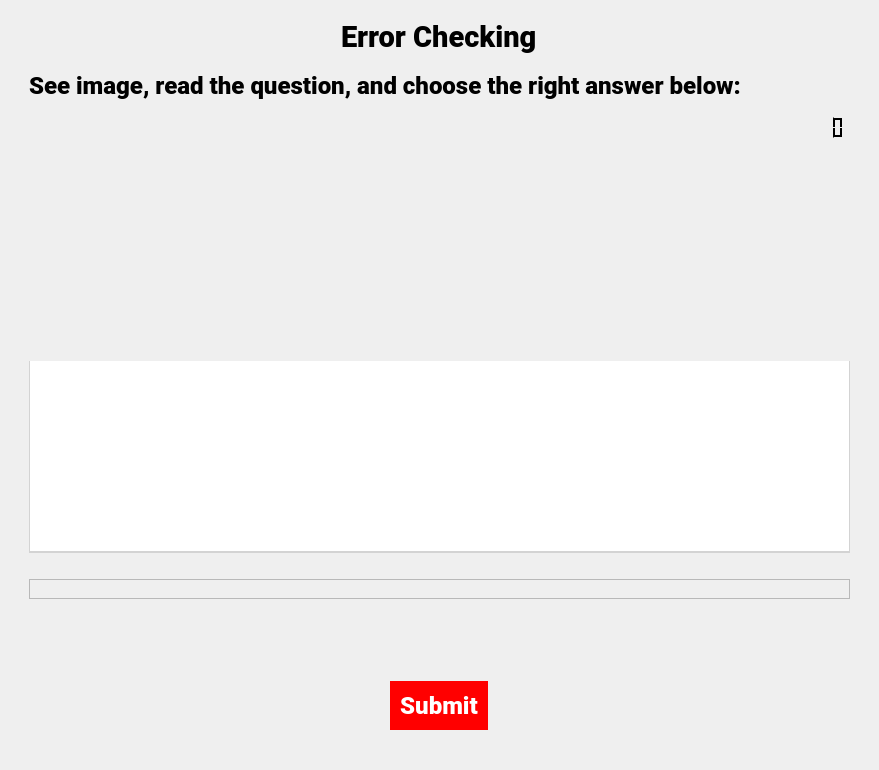
Above: ui/error_checking.ui from AndreiD049/Interview-Helper before the change. Below: the same form after it.
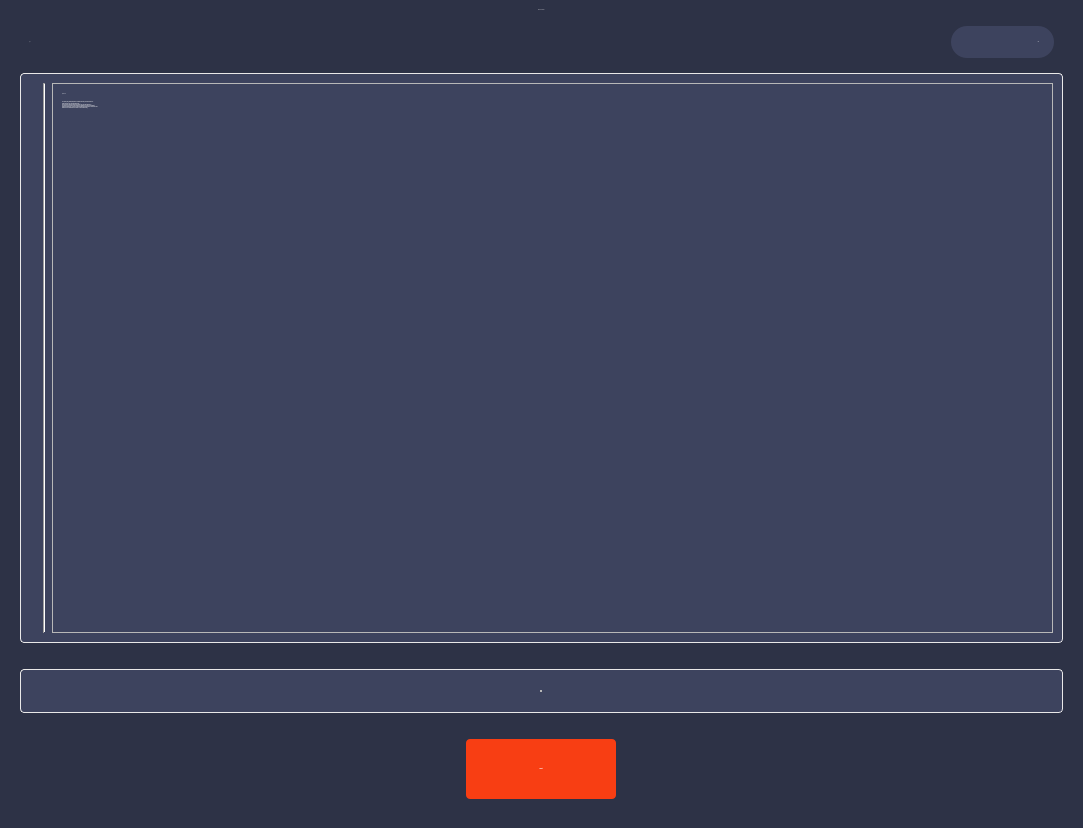
That is the form after the change. Icons and pictures are not drawn.

Diff of the .ui file:
```diff
--- a/ui/error_checking.ui
+++ b/ui/error_checking.ui
@@ -6,8 +6,8 @@
    <rect>
     <x>0</x>
     <y>0</y>
-    <width>879</width>
-    <height>770</height>
+    <width>1083</width>
+    <height>828</height>
    </rect>
   </property>
   <property name="windowTitle">
@@ -17,19 +17,58 @@
    <bool>false</bool>
   </property>
   <property name="styleSheet">
-   <string notr="true">
-QPushButton {padding:10px;background-color:red;color:white;border:none;}
-QPushButton:hover {background-color:coral;}
+   <string notr="true">QWidget#Form, QWidget#scrollAreaWidgetContents {
+background-color:#2D3246;
+}
+QWidget#OptionFrame, QFrame#QuestionFrame { 
+background-color: #3D435E;
+color: #fff;
+border-radius: 4px;
+border: 1px solid #E9E8E8;
+}
+QLabel {
+color: #fff;
+}
+QLabel#questionLabel, QLabel#lcdNumber {
+font: 16px &quot;Roboto&quot;, Arial, Helvetica, sans-serif;
+}
+QLabel#questionCounter, QLabel#questionHeader {
+font: 24px &quot;Roboto Light&quot;, Arial, Helvetica, sans-serif;
+}
+QLabel#HeaderLabel {
+font: 60px &quot;Roboto Light&quot;, Arial, Helvetica, sans-serif;
+}
+QFrame#timeFrame {
+background-color: #3D435E;
+border-radius: 16px;
+}
+QPushButton {padding:20px;background-color:#F83E13;color:white;border:none;border-radius:4px;}
+QPushButton:hover {background-color:#CF8349;}
 QPushButton:pressed {margin-top:3px;}
-QTextBrowser, QTextEdit { border-top: none; border-left: 1px solid lightgrey; border-right: 1px solid lightgrey; border-bottom: 2px solid lightgrey;}
-</string>
+QCheckBox, QRadioButton {
+font: 16px &quot;Roboto&quot;, Arial, Helvetica, sans-serif;
+color: #fff;
+border: none;
+border-radius: 4px;
+background-color: #CF8349;
+padding: 5px 20px 5px 10px;
+}
+QPushButton#typingNextButton {
+font: 16px &quot;Roboto black&quot;, Arial, Helvetica, sans-serif;
+}</string>
   </property>
   <layout class="QHBoxLayout" name="horizontalLayout">
    <property name="leftMargin">
-    <number>20</number>
+    <number>0</number>
+   </property>
+   <property name="topMargin">
+    <number>0</number>
    </property>
    <property name="rightMargin">
-    <number>20</number>
+    <number>0</number>
+   </property>
+   <property name="bottomMargin">
+    <number>0</number>
    </property>
    <item>
     <widget class="QScrollArea" name="scrollArea">
@@ -47,19 +86,32 @@
        <rect>
         <x>0</x>
         <y>0</y>
-        <width>839</width>
-        <height>752</height>
+        <width>1083</width>
+        <height>828</height>
        </rect>
       </property>
+      <property name="sizePolicy">
+       <sizepolicy hsizetype="Expanding" vsizetype="Expanding">
+        <horstretch>0</horstretch>
+        <verstretch>0</verstretch>
+       </sizepolicy>
+      </property>
       <layout class="QVBoxLayout" name="verticalLayout">
+       <property name="leftMargin">
+        <number>20</number>
+       </property>
+       <property name="rightMargin">
+        <number>20</number>
+       </property>
        <item alignment="Qt::AlignHCenter">
         <widget class="QLabel" name="HeaderLabel">
          <property name="font">
           <font>
-           <family>Roboto Black</family>
-           <pointsize>22</pointsize>
-           <weight>75</weight>
-           <bold>true</bold>
+           <family>Roboto Light</family>
+           <pointsize>-1</pointsize>
+           <weight>50</weight>
+           <italic>false</italic>
+           <bold>false</bold>
           </font>
          </property>
          <property name="text">
@@ -68,327 +120,7 @@
         </widget>
        </item>
        <item>
-        <spacer name="verticalSpacer">
-         <property name="orientation">
-          <enum>Qt::Vertical</enum>
-         </property>
-         <property name="sizeType">
-          <enum>QSizePolicy::Fixed</enum>
-         </property>
-         <property name="sizeHint" stdset="0">
-          <size>
-           <width>20</width>
-           <height>10</height>
-          </size>
-         </property>
-        </spacer>
-       </item>
-       <item alignment="Qt::AlignLeft|Qt::AlignTop">
-        <widget class="QLabel" name="introLabel">
-         <property name="font">
-          <font>
-           <family>Roboto Black</family>
-           <pointsize>18</pointsize>
-           <weight>75</weight>
-           <bold>true</bold>
-          </font>
-         </property>
-         <property name="text">
-          <string>See image, read the question, and choose the right answer below:</string>
-         </property>
-        </widget>
-       </item>
-       <item>
-        <spacer name="verticalSpacer_4">
-         <property name="orientation">
-          <enum>Qt::Vertical</enum>
-         </property>
-         <property name="sizeType">
-          <enum>QSizePolicy::Fixed</enum>
-         </property>
-         <property name="sizeHint" stdset="0">
-          <size>
-           <width>20</width>
-           <height>10</height>
-          </size>
-         </property>
-        </spacer>
-       </item>
-       <item alignment="Qt::AlignRight|Qt::AlignTop">
-        <widget class="QLCDNumber" name="lcdNumber">
-         <property name="palette">
-          <palette>
-           <active>
-            <colorrole role="WindowText">
-             <brush brushstyle="SolidPattern">
-              <color alpha="255">
-               <red>0</red>
-               <green>0</green>
-               <blue>0</blue>
-              </color>
-             </brush>
-            </colorrole>
-            <colorrole role="Button">
-             <brush brushstyle="SolidPattern">
-              <color alpha="255">
-               <red>161</red>
-               <green>159</green>
-               <blue>159</blue>
-              </color>
-             </brush>
-            </colorrole>
-            <colorrole role="Light">
-             <brush brushstyle="SolidPattern">
-              <color alpha="255">
-               <red>0</red>
-               <green>0</green>
-               <blue>0</blue>
-              </color>
-             </brush>
-            </colorrole>
-            <colorrole role="Dark">
-             <brush brushstyle="SolidPattern">
-              <color alpha="255">
-               <red>0</red>
-               <green>0</green>
-               <blue>0</blue>
-              </color>
-             </brush>
-            </colorrole>
-            <colorrole role="Text">
-             <brush brushstyle="SolidPattern">
-              <color alpha="255">
-               <red>0</red>
-               <green>0</green>
-               <blue>0</blue>
-              </color>
-             </brush>
-            </colorrole>
-            <colorrole role="ButtonText">
-             <brush brushstyle="SolidPattern">
-              <color alpha="255">
-               <red>0</red>
-               <green>0</green>
-               <blue>0</blue>
-              </color>
-             </brush>
-            </colorrole>
-            <colorrole role="PlaceholderText">
-             <brush brushstyle="SolidPattern">
-              <color alpha="128">
-               <red>0</red>
-               <green>0</green>
-               <blue>0</blue>
-              </color>
-             </brush>
-            </colorrole>
-           </active>
-           <inactive>
-            <colorrole role="WindowText">
-             <brush brushstyle="SolidPattern">
-              <color alpha="255">
-               <red>0</red>
-               <green>0</green>
-               <blue>0</blue>
-              </color>
-             </brush>
-            </colorrole>
-            <colorrole role="Button">
-             <brush brushstyle="SolidPattern">
-              <color alpha="255">
-               <red>161</red>
-               <green>159</green>
-               <blue>159</blue>
-              </color>
-             </brush>
-            </colorrole>
-            <colorrole role="Light">
-             <brush brushstyle="SolidPattern">
-              <color alpha="255">
-               <red>0</red>
-               <green>0</green>
-               <blue>0</blue>
-              </color>
-             </brush>
-            </colorrole>
-            <colorrole role="Dark">
-             <brush brushstyle="SolidPattern">
-              <color alpha="255">
-               <red>0</red>
-               <green>0</green>
-               <blue>0</blue>
-              </color>
-             </brush>
-            </colorrole>
-            <colorrole role="Text">
-             <brush brushstyle="SolidPattern">
-              <color alpha="255">
-               <red>0</red>
-               <green>0</green>
-               <blue>0</blue>
-              </color>
-             </brush>
-            </colorrole>
-            <colorrole role="ButtonText">
-             <brush brushstyle="SolidPattern">
-              <color alpha="255">
-               <red>0</red>
-               <green>0</green>
-               <blue>0</blue>
-              </color>
-             </brush>
-            </colorrole>
-            <colorrole role="PlaceholderText">
-             <brush brushstyle="SolidPattern">
-              <color alpha="128">
-               <red>0</red>
-               <green>0</green>
-               <blue>0</blue>
-              </color>
-             </brush>
-            </colorrole>
-           </inactive>
-           <disabled>
-            <colorrole role="WindowText">
-             <brush brushstyle="SolidPattern">
-              <color alpha="255">
-               <red>0</red>
-               <green>0</green>
-               <blue>0</blue>
-              </color>
-             </brush>
-            </colorrole>
-            <colorrole role="Button">
-             <brush brushstyle="SolidPattern">
-              <color alpha="255">
-               <red>161</red>
-               <green>159</green>
-               <blue>159</blue>
-              </color>
-             </brush>
-            </colorrole>
-            <colorrole role="Light">
-             <brush brushstyle="SolidPattern">
-              <color alpha="255">
-               <red>0</red>
-               <green>0</green>
-               <blue>0</blue>
-              </color>
-             </brush>
-            </colorrole>
-            <colorrole role="Dark">
-             <brush brushstyle="SolidPattern">
-              <color alpha="255">
-               <red>0</red>
-               <green>0</green>
-               <blue>0</blue>
-              </color>
-             </brush>
-            </colorrole>
-            <colorrole role="Text">
-             <brush brushstyle="SolidPattern">
-              <color alpha="255">
-               <red>0</red>
-               <green>0</green>
-               <blue>0</blue>
-              </color>
-             </brush>
-            </colorrole>
-            <colorrole role="ButtonText">
-             <brush brushstyle="SolidPattern">
-              <color alpha="255">
-               <red>0</red>
-               <green>0</green>
-               <blue>0</blue>
-              </color>
-             </brush>
-            </colorrole>
-            <colorrole role="PlaceholderText">
-             <brush brushstyle="SolidPattern">
-              <color alpha="128">
-               <red>0</red>
-               <green>0</green>
-               <blue>0</blue>
-              </color>
-             </brush>
-            </colorrole>
-           </disabled>
-          </palette>
-         </property>
-         <property name="frameShape">
-          <enum>QFrame::NoFrame</enum>
-         </property>
-         <property name="frameShadow">
-          <enum>QFrame::Plain</enum>
-         </property>
-        </widget>
-       </item>
-       <item alignment="Qt::AlignHCenter|Qt::AlignVCenter">
-        <widget class="QLabel" name="imgLabel">
-         <property name="sizePolicy">
-          <sizepolicy hsizetype="Expanding" vsizetype="Expanding">
-           <horstretch>0</horstretch>
-           <verstretch>0</verstretch>
-          </sizepolicy>
-         </property>
-         <property name="minimumSize">
-          <size>
-           <width>100</width>
-           <height>200</height>
-          </size>
-         </property>
-         <property name="accessibleDescription">
-          <string/>
-         </property>
-         <property name="text">
-          <string/>
-         </property>
-        </widget>
-       </item>
-       <item>
-        <spacer name="verticalSpacer_5">
-         <property name="orientation">
-          <enum>Qt::Vertical</enum>
-         </property>
-         <property name="sizeType">
-          <enum>QSizePolicy::Fixed</enum>
-         </property>
-         <property name="sizeHint" stdset="0">
-          <size>
-           <width>20</width>
-           <height>10</height>
-          </size>
-         </property>
-        </spacer>
-       </item>
-       <item>
-        <widget class="QTextBrowser" name="textBrowser">
-         <property name="font">
-          <font>
-           <family>Roboto</family>
-           <pointsize>18</pointsize>
-          </font>
-         </property>
-        </widget>
-       </item>
-       <item>
-        <spacer name="verticalSpacer_6">
-         <property name="orientation">
-          <enum>Qt::Vertical</enum>
-         </property>
-         <property name="sizeType">
-          <enum>QSizePolicy::Fixed</enum>
-         </property>
-         <property name="sizeHint" stdset="0">
-          <size>
-           <width>20</width>
-           <height>20</height>
-          </size>
-         </property>
-        </spacer>
-       </item>
-       <item>
-        <widget class="QFrame" name="frame">
+        <widget class="QFrame" name="topFrame">
          <property name="font">
           <font>
            <family>Roboto</family>
@@ -410,12 +142,248 @@
 }</string>
          </property>
          <property name="frameShape">
-          <enum>QFrame::StyledPanel</enum>
+          <enum>QFrame::NoFrame</enum>
          </property>
          <property name="frameShadow">
           <enum>QFrame::Sunken</enum>
          </property>
-         <layout class="QVBoxLayout" name="radioButtonsLayout"/>
+         <layout class="QHBoxLayout" name="horizontalLayout_2">
+          <item alignment="Qt::AlignLeft">
+           <widget class="QLabel" name="questionCounter">
+            <property name="font">
+             <font>
+              <family>Roboto Light</family>
+              <pointsize>-1</pointsize>
+              <weight>50</weight>
+              <italic>false</italic>
+              <bold>false</bold>
+             </font>
+            </property>
+            <property name="text">
+             <string>1/4</string>
+            </property>
+           </widget>
+          </item>
+          <item>
+           <widget class="QFrame" name="timeFrame">
+            <property name="sizePolicy">
+             <sizepolicy hsizetype="Fixed" vsizetype="Fixed">
+              <horstretch>0</horstretch>
+              <verstretch>0</verstretch>
+             </sizepolicy>
+            </property>
+            <property name="minimumSize">
+             <size>
+              <width>103</width>
+              <height>32</height>
+             </size>
+            </property>
+            <property name="maximumSize">
+             <size>
+              <width>16777215</width>
+              <height>16777215</height>
+             </size>
+            </property>
+            <property name="frameShape">
+             <enum>QFrame::StyledPanel</enum>
+            </property>
+            <property name="frameShadow">
+             <enum>QFrame::Raised</enum>
+            </property>
+            <layout class="QHBoxLayout" name="horizontalLayout_3">
+             <property name="spacing">
+              <number>0</number>
+             </property>
+             <property name="leftMargin">
+              <number>15</number>
+             </property>
+             <property name="topMargin">
+              <number>3</number>
+             </property>
+             <property name="rightMargin">
+              <number>15</number>
+             </property>
+             <property name="bottomMargin">
+              <number>3</number>
+             </property>
+             <item>
+              <widget class="QLabel" name="label_2">
+               <property name="sizePolicy">
+                <sizepolicy hsizetype="Fixed" vsizetype="Fixed">
+                 <horstretch>0</horstretch>
+                 <verstretch>0</verstretch>
+                </sizepolicy>
+               </property>
+               <property name="minimumSize">
+                <size>
+                 <width>0</width>
+                 <height>0</height>
+                </size>
+               </property>
+               <property name="text">
+                <string/>
+               </property>
+               <property name="pixmap">
+                <pixmap>../assets/icons/timer_white_1x.png</pixmap>
+               </property>
+               <property name="scaledContents">
+                <bool>false</bool>
+               </property>
+               <property name="alignment">
+                <set>Qt::AlignLeading|Qt::AlignLeft|Qt::AlignTop</set>
+               </property>
+               <property name="margin">
+                <number>0</number>
+               </property>
+              </widget>
+             </item>
+             <item alignment="Qt::AlignRight|Qt::AlignVCenter">
+              <widget class="QLabel" name="lcdNumber">
+               <property name="font">
+                <font>
+                 <family>Roboto</family>
+                 <pointsize>-1</pointsize>
+                 <weight>50</weight>
+                 <italic>false</italic>
+                 <bold>false</bold>
+                </font>
+               </property>
+               <property name="text">
+                <string>55</string>
+               </property>
+               <property name="alignment">
+                <set>Qt::AlignRight|Qt::AlignTrailing|Qt::AlignVCenter</set>
+               </property>
+              </widget>
+             </item>
+            </layout>
+           </widget>
+          </item>
+         </layout>
+        </widget>
+       </item>
+       <item>
+        <widget class="QFrame" name="QuestionFrame">
+         <property name="sizePolicy">
+          <sizepolicy hsizetype="Preferred" vsizetype="Preferred">
+           <horstretch>0</horstretch>
+           <verstretch>0</verstretch>
+          </sizepolicy>
+         </property>
+         <property name="minimumSize">
+          <size>
+           <width>0</width>
+           <height>0</height>
+          </size>
+         </property>
+         <property name="frameShape">
+          <enum>QFrame::StyledPanel</enum>
+         </property>
+         <property name="frameShadow">
+          <enum>QFrame::Raised</enum>
+         </property>
+         <layout class="QHBoxLayout" name="horizontalLayout_4">
+          <item alignment="Qt::AlignLeft|Qt::AlignVCenter">
+           <widget class="QLabel" name="imgLabel">
+            <property name="maximumSize">
+             <size>
+              <width>16777215</width>
+              <height>16777215</height>
+             </size>
+            </property>
+            <property name="text">
+             <string/>
+            </property>
+            <property name="pixmap">
+             <pixmap>../assets/images/cat.jpg</pixmap>
+            </property>
+            <property name="scaledContents">
+             <bool>true</bool>
+            </property>
+           </widget>
+          </item>
+          <item>
+           <widget class="Line" name="line">
+            <property name="sizePolicy">
+             <sizepolicy hsizetype="Fixed" vsizetype="Preferred">
+              <horstretch>0</horstretch>
+              <verstretch>0</verstretch>
+             </sizepolicy>
+            </property>
+            <property name="orientation">
+             <enum>Qt::Vertical</enum>
+            </property>
+           </widget>
+          </item>
+          <item>
+           <widget class="QFrame" name="frame">
+            <property name="sizePolicy">
+             <sizepolicy hsizetype="Expanding" vsizetype="Minimum">
+              <horstretch>0</horstretch>
+              <verstretch>0</verstretch>
+             </sizepolicy>
+            </property>
+            <property name="frameShape">
+             <enum>QFrame::StyledPanel</enum>
+            </property>
+            <property name="frameShadow">
+             <enum>QFrame::Raised</enum>
+            </property>
+            <layout class="QVBoxLayout" name="verticalLayout_2">
+             <item alignment="Qt::AlignLeft|Qt::AlignTop">
+              <widget class="QLabel" name="questionHeader">
+               <property name="font">
+                <font>
+                 <family>Roboto Light</family>
+                 <pointsize>-1</pointsize>
+                 <weight>50</weight>
+                 <italic>false</italic>
+                 <bold>false</bold>
+                </font>
+               </property>
+               <property name="text">
+                <string>Question:</string>
+               </property>
+              </widget>
+             </item>
+             <item>
+              <widget class="QLabel" name="questionLabel">
+               <property name="sizePolicy">
+                <sizepolicy hsizetype="Preferred" vsizetype="Expanding">
+                 <horstretch>0</horstretch>
+                 <verstretch>0</verstretch>
+                </sizepolicy>
+               </property>
+               <property name="font">
+                <font>
+                 <family>Roboto</family>
+                 <pointsize>-1</pointsize>
+                 <weight>50</weight>
+                 <italic>false</italic>
+                 <bold>false</bold>
+                </font>
+               </property>
+               <property name="text">
+                <string>To convert the earlier example to a unittest test case, you would have to:
+
+Import unittest from the standard library
+Create a class called TestSum that inherits from the TestCase class
+Convert the test functions into methods by adding self as the first argument
+Change the assertions to use the self.assertEqual() method on the TestCase class
+Change the command-line entry point to call unittest.main()</string>
+               </property>
+               <property name="alignment">
+                <set>Qt::AlignLeading|Qt::AlignLeft|Qt::AlignTop</set>
+               </property>
+               <property name="wordWrap">
+                <bool>true</bool>
+               </property>
+              </widget>
+             </item>
+            </layout>
+           </widget>
+          </item>
+         </layout>
         </widget>
        </item>
        <item>
@@ -424,24 +392,122 @@
           <enum>Qt::Vertical</enum>
          </property>
          <property name="sizeType">
-          <enum>QSizePolicy::Expanding</enum>
+          <enum>QSizePolicy::Fixed</enum>
          </property>
          <property name="sizeHint" stdset="0">
           <size>
            <width>20</width>
-           <height>10</height>
+           <height>20</height>
+          </size>
+         </property>
+        </spacer>
+       </item>
+       <item>
+        <widget class="QFrame" name="OptionFrame">
+         <property name="minimumSize">
+          <size>
+           <width>0</width>
+           <height>0</height>
+          </size>
+         </property>
+         <property name="font">
+          <font>
+           <family>Roboto</family>
+           <pointsize>14</pointsize>
+          </font>
+         </property>
+         <property name="frameShape">
+          <enum>QFrame::StyledPanel</enum>
+         </property>
+         <property name="frameShadow">
+          <enum>QFrame::Raised</enum>
+         </property>
+         <layout class="QVBoxLayout" name="selectControls">
+          <property name="spacing">
+           <number>15</number>
+          </property>
+          <property name="topMargin">
+           <number>20</number>
+          </property>
+          <property name="bottomMargin">
+           <number>20</number>
+          </property>
+          <item alignment="Qt::AlignHCenter|Qt::AlignVCenter">
+           <widget class="QFrame" name="checkFrame">
+            <property name="minimumSize">
+             <size>
+              <width>0</width>
+              <height>0</height>
+             </size>
+            </property>
+            <property name="cursor">
+             <cursorShape>PointingHandCursor</cursorShape>
+            </property>
+            <property name="frameShape">
+             <enum>QFrame::StyledPanel</enum>
+            </property>
+            <property name="frameShadow">
+             <enum>QFrame::Raised</enum>
+            </property>
+            <layout class="QVBoxLayout" name="selectBox">
+             <property name="spacing">
+              <number>10</number>
+             </property>
+             <property name="leftMargin">
+              <number>0</number>
+             </property>
+             <property name="topMargin">
+              <number>0</number>
+             </property>
+             <property name="rightMargin">
+              <number>0</number>
+             </property>
+             <property name="bottomMargin">
+              <number>0</number>
+             </property>
+            </layout>
+           </widget>
+          </item>
+         </layout>
+        </widget>
+       </item>
+       <item>
+        <spacer name="verticalSpacer_4">
+         <property name="orientation">
+          <enum>Qt::Vertical</enum>
+         </property>
+         <property name="sizeType">
+          <enum>QSizePolicy::Fixed</enum>
+         </property>
+         <property name="sizeHint" stdset="0">
+          <size>
+           <width>20</width>
+           <height>20</height>
           </size>
          </property>
         </spacer>
        </item>
        <item alignment="Qt::AlignHCenter|Qt::AlignVCenter">
-        <widget class="QPushButton" name="pushButton">
+        <widget class="QPushButton" name="typingNextButton">
+         <property name="sizePolicy">
+          <sizepolicy hsizetype="Fixed" vsizetype="Fixed">
+           <horstretch>0</horstretch>
+           <verstretch>0</verstretch>
+          </sizepolicy>
+         </property>
+         <property name="minimumSize">
+          <size>
+           <width>150</width>
+           <height>60</height>
+          </size>
+         </property>
          <property name="font">
           <font>
-           <family>Roboto Black</family>
-           <pointsize>18</pointsize>
-           <weight>75</weight>
-           <bold>true</bold>
+           <family>Roboto black</family>
+           <pointsize>-1</pointsize>
+           <weight>50</weight>
+           <italic>false</italic>
+           <bold>false</bold>
           </font>
          </property>
          <property name="text">
```
Left out of the diff: 3 changed lines with no effect on the pictures.
